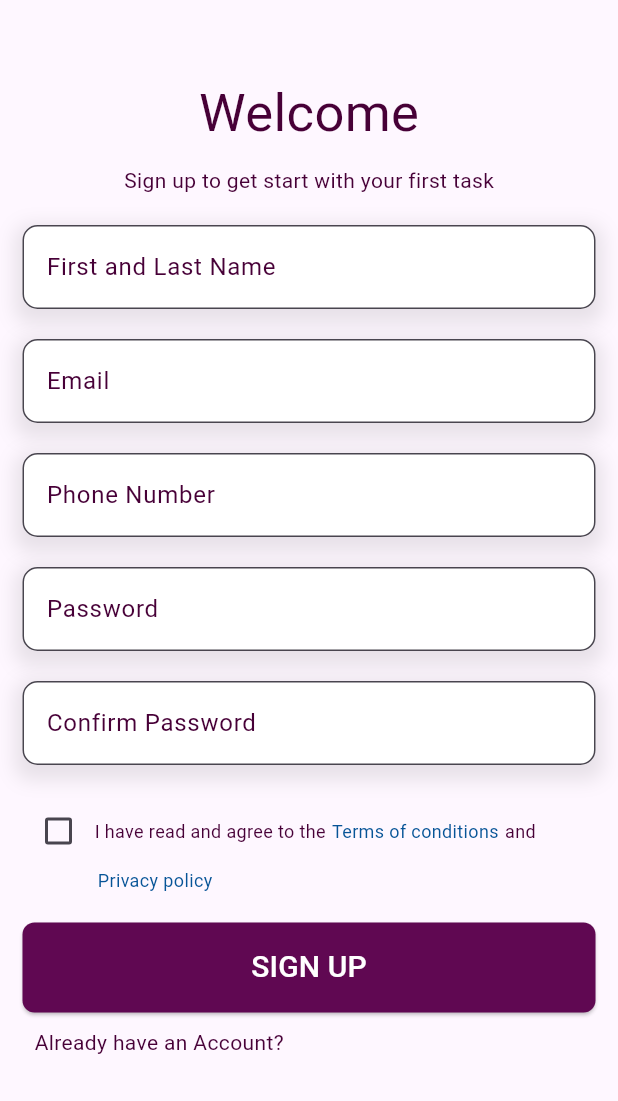
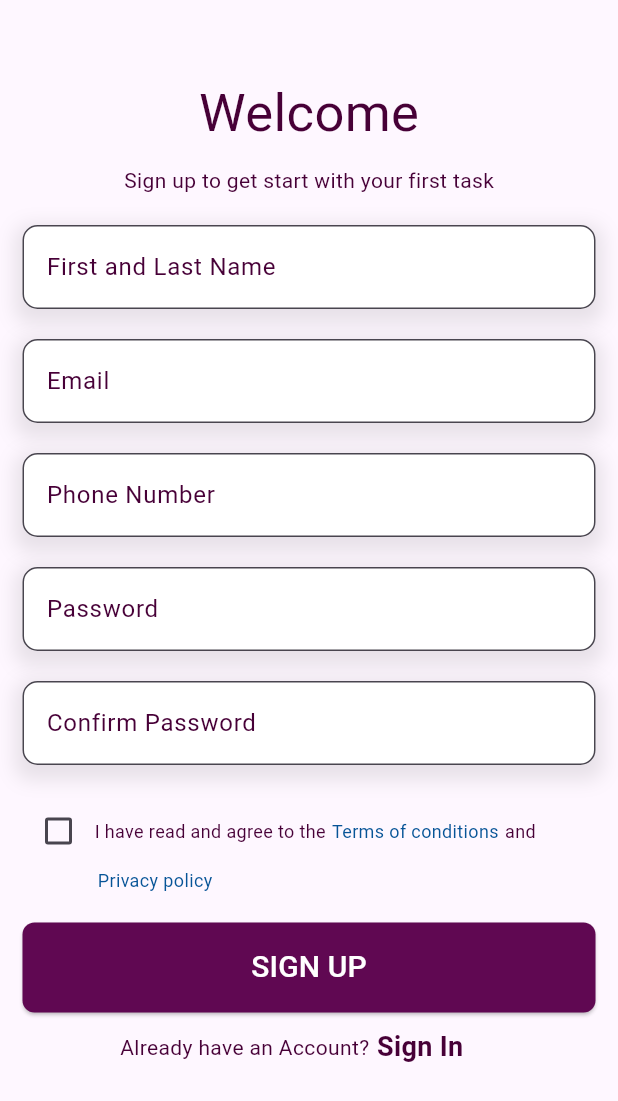
Before and after one commit to EverlastingBigFlo/flutter-connect-to-backend, a Flutter app: the screen it shows after launch, on a phone screen of 412 x 824 dp. Shown: the top 1101 px of the screen. Run offline on Flutter 3.47's test engine with Material 3 defaults, Android fonts, the phone set to English and light mode, and no system bars.

Commit message:
12 Mar 2024, 03:51

```diff
--- a/lib/registrationform.dart
+++ b/lib/registrationform.dart
@@ -315,17 +315,25 @@ class _MyFormState extends State<MyForm> {
                 ),
                 // already have an account
                 Padding(
-                  padding: EdgeInsets.symmetric(horizontal: 8.0),
+                  padding: const EdgeInsets.symmetric(horizontal: 65),
                   child: Row(
                     children: [
-                      MyText(
+                      const MyText(
                           color: Color(0xFF470037),
                           fontSize: 1.0,
                           fontWeight: FontWeight.normal,
                           text: 'Already have an Account?'),
-                      // InkWell(
-                      //   onTap: () => {},
-                      // )
+                      const SizedBox(
+                        width: 5,
+                      ),
+                      InkWell(
+                        onTap: () {},
+                        child: const Text('Sign In',
+                            style: TextStyle(
+                                fontSize: 18,
+                                fontWeight: FontWeight.bold,
+                                color: Color(0xFF470037))),
+                      )
                     ],
                   ),
                 )
```
